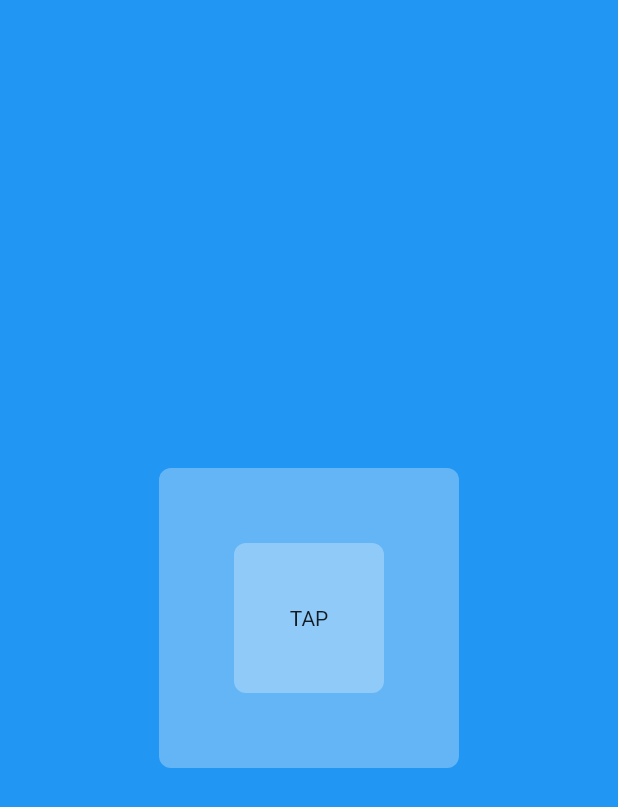
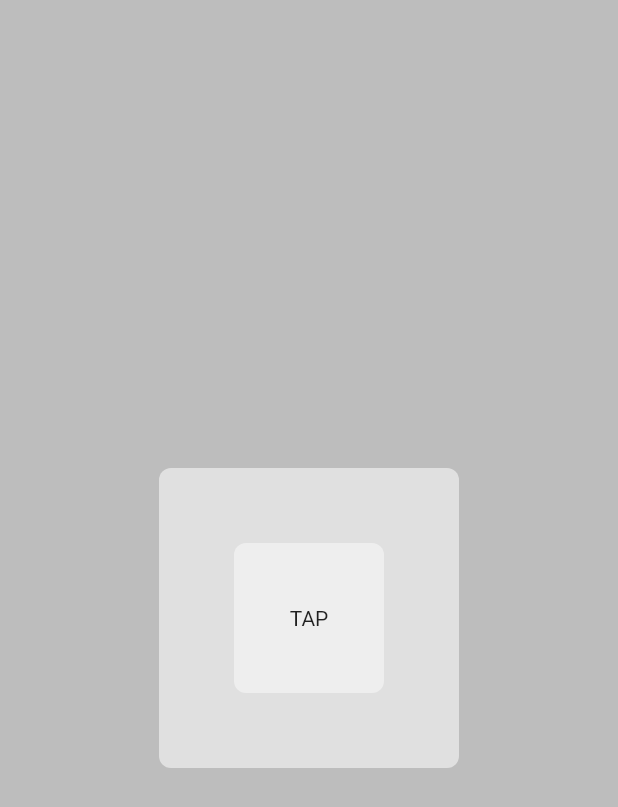
Before and after one commit to kboomska/flutter-light-dark-mode, a Flutter app: the screen it shows after launch, on a phone screen of 412 x 824 dp. Shown: the top 807 px of the screen. Run offline on Flutter 3.47's test engine with Material 2 defaults, Android fonts, the phone set to English and light mode, and no system bars.

Commit message:
Changed colorSheme

```diff
--- a/lib/pages/home_page.dart
+++ b/lib/pages/home_page.dart
@@ -9,12 +9,12 @@ class HomePage extends StatelessWidget {
   @override
   Widget build(BuildContext context) {
     return Scaffold(
-      backgroundColor: Colors.blue[500],
+      backgroundColor: Theme.of(context).colorScheme.background,
       body: Center(
         child: MyBox(
-          color: Colors.blue[300],
+          color: Theme.of(context).colorScheme.primary,
           child: MyButton(
-            color: Colors.blue[200],
+            color: Theme.of(context).colorScheme.secondary,
             onTap: () {},
           ),
         ),
--- a/lib/theme/theme.dart
+++ b/lib/theme/theme.dart
@@ -2,8 +2,18 @@ import 'package:flutter/material.dart';
 
 ThemeData lightMode = ThemeData(
   brightness: Brightness.light,
+  colorScheme: ColorScheme.light(
+    background: Colors.grey.shade400,
+    primary: Colors.grey.shade300,
+    secondary: Colors.grey.shade200,
+  ),
 );
 
 ThemeData darkMode = ThemeData(
   brightness: Brightness.dark,
+  colorScheme: ColorScheme.dark(
+    background: Colors.grey.shade900,
+    primary: Colors.grey.shade800,
+    secondary: Colors.grey.shade700,
+  ),
 );
```
